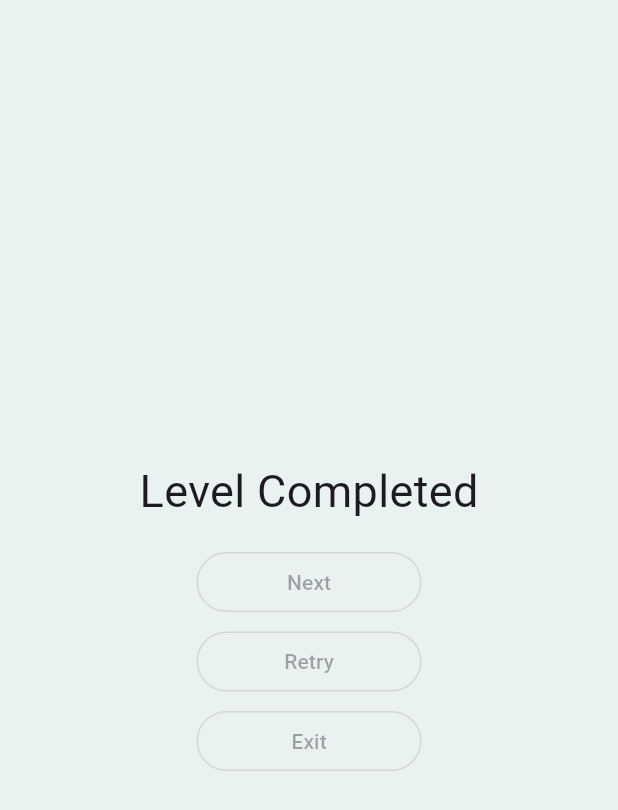
After one commit to Galihasmarandaru/ski-game, a Flutter app: the LevelComplete screen opened directly, on a phone screen of 412 x 824 dp. The commit adds this screen. Shown: the top 810 px of the screen. Run offline on Flutter 3.47's test engine with Material 3 defaults, Android fonts, the light colour scheme and no system bars; missing offline and left inert: flame, flame_tiled; statements that could not run were skipped.

```diff
--- a/lib/game/routes/gameplay.dart
+++ b/lib/game/routes/gameplay.dart
@@ -9,12 +9,16 @@ class Gameplay extends Component with KeyboardHandler {
     this.currentLevel, {
     super.key,
     this.onPausePressed,
+    this.onLevelComplete,
+    this.onGameOver,
   });
 
   static const id = 'Gameplay';
 
   final int currentLevel;
   final VoidCallback? onPausePressed;
+  final VoidCallback? onLevelComplete;
+  final VoidCallback? onGameOver;
 
   @override
   Future<void> onLoad() async {
@@ -26,6 +30,10 @@ class Gameplay extends Component with KeyboardHandler {
   bool onKeyEvent(RawKeyEvent event, Set<LogicalKeyboardKey> keysPressed) {
     if (keysPressed.contains(LogicalKeyboardKey.keyP)) {
       onPausePressed?.call();
+    } else if (keysPressed.contains(LogicalKeyboardKey.keyC)) {
+      onLevelComplete?.call();
+    } else if (keysPressed.contains(LogicalKeyboardKey.keyO)) {
+      onGameOver?.call();
     }
     return super.onKeyEvent(event, keysPressed);
   }
--- /dev/null
+++ b/lib/game/routes/level_complete.dart
@@ -0,0 +1,58 @@
+import 'package:flutter/material.dart';
+
+class LevelComplete extends StatelessWidget {
+  const LevelComplete({
+    super.key,
+    this.onNextPressed,
+    this.onRetryPressed,
+    this.onExitPressed,
+  });
+
+  static const id = 'LevelComplete';
+
+  final VoidCallback? onNextPressed;
+  final VoidCallback? onRetryPressed;
+  final VoidCallback? onExitPressed;
+
+  @override
+  Widget build(BuildContext context) {
+    return Scaffold(
+      backgroundColor: const Color.fromARGB(210, 229, 238, 238),
+      body: Center(
+        child: Column(
+          mainAxisAlignment: MainAxisAlignment.center,
+          children: [
+            const Text(
+              'Level Completed',
+              style: TextStyle(fontSize: 30),
+            ),
+            const SizedBox(height: 15),
+            SizedBox(
+              width: 150,
+              child: OutlinedButton(
+                onPressed: onNextPressed,
+                child: const Text('Next'),
+              ),
+            ),
+            const SizedBox(height: 5),
+            SizedBox(
+              width: 150,
+              child: OutlinedButton(
+                onPressed: onRetryPressed,
+                child: const Text('Retry'),
+              ),
+            ),
+            const SizedBox(height: 5),
+            SizedBox(
+              width: 150,
+              child: OutlinedButton(
+                onPressed: onExitPressed,
+                child: const Text('Exit'),
+              ),
+            ),
+          ],
+        ),
+      ),
+    );
+  }
+}
```
Also changed, not shown: lib/game/game.dart (+32 -0 lines), lib/game/routes/retry_menu.dart (added, +48 -0 lines).
